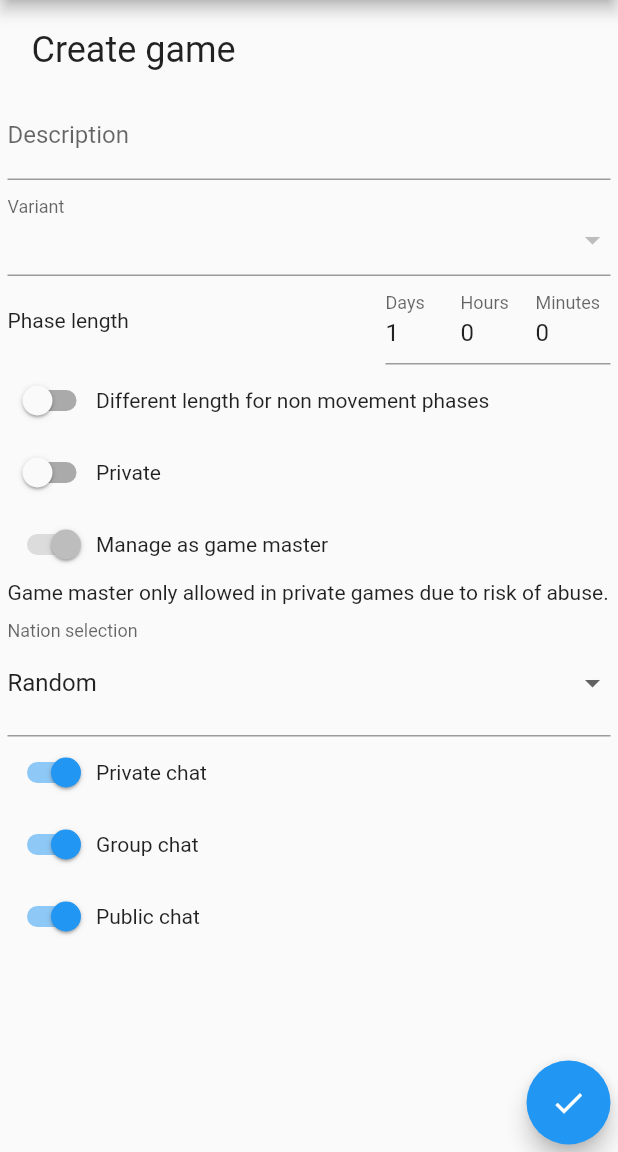
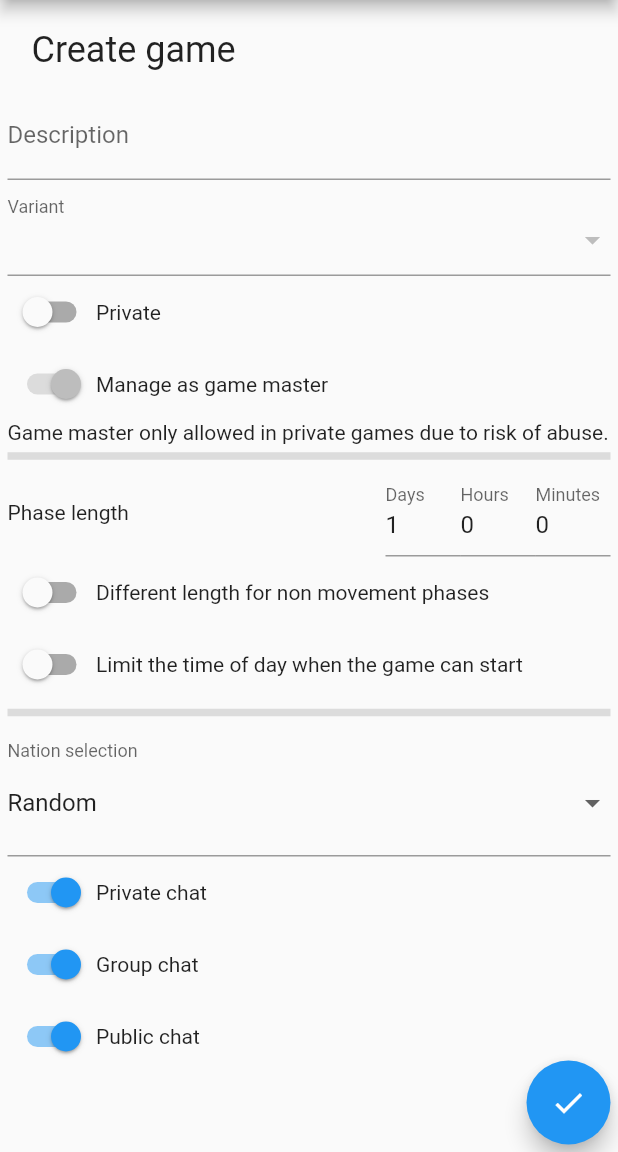
Before and after one commit to zond/corpulentpangolin, a Flutter app: the CreateGamePage screen opened by its route, on a phone screen of 412 x 824 dp, the part 84-1236 px from its top. Run offline on Flutter 3.47's test engine with Material 2 defaults, Android fonts, the phone set to English and light mode, and no system bars; our stand-ins replace auto_route, cloud_firestore, firebase_auth, firebase_core, google_sign_in, js and 1 more; missing offline and left inert: brotli, universal_html; accounts and stored records are empty; generated files the repository leaves out were written again.

Commit message:
Added start time limits.

```diff
--- a/lib/create_game_page.dart
+++ b/lib/create_game_page.dart
@@ -43,6 +43,8 @@ class _CreateGamePageState extends State<CreateGamePage> {
     "Players": [FirebaseAuth.instance.currentUser?.uid],
     "CategorySortKey": 1000,
     "Seeded": false,
+    "DontStartBeforeMinuteInDay": 0,
+    "DontStartAfterMinuteInDay": 0
   });
   final gameCollection = FirebaseFirestore.instance.collection("Game");
 
--- a/lib/edit_game_widget.dart
+++ b/lib/edit_game_widget.dart
@@ -19,8 +19,10 @@ class _VariantMapWidget extends StatelessWidget {
   final String variant;
   final double? height;
   final double? width;
+
   const _VariantMapWidget(this.variant, {Key? key, this.height, this.width})
       : super(key: key);
+
   @override
   Widget build(context) {
     Widget _wrap(Widget w) {
@@ -68,6 +70,7 @@ class _VariantMapWidget extends StatelessWidget {
 
 class EditGameWidget extends StatefulWidget {
   final Game game;
+
   const EditGameWidget({Key? key, required this.game}) : super(key: key);
 
   @override
@@ -78,6 +81,7 @@ class _SplitTime {
   late int days;
   late int hours;
   late int minutes;
+
   _SplitTime(int m) {
     days = m ~/ (60 * 24);
     m -= days * 60 * 24;
@@ -85,6 +89,7 @@ class _SplitTime {
     m -= hours * 60;
     minutes = m;
   }
+
   int toMinutes() {
     return days * 60 * 24 + hours * 60 + minutes;
   }
@@ -95,6 +100,7 @@ class _EditGameWidgetState extends State<EditGameWidget> {
   late _SplitTime phaseLength;
   late _SplitTime nonMovementPhaseLength;
   bool displayNonMovementPhaseLength = false;
+  bool displayStartTimeRequirements = false;
   final gameCollection = FirebaseFirestore.instance.collection("Game");
 
   @override
@@ -106,6 +112,7 @@ class _EditGameWidgetState extends State<EditGameWidget> {
         _SplitTime(game.nonMovementPhaseLengthMinutes.toInt());
     displayNonMovementPhaseLength = game.nonMovementPhaseLengthMinutes != 0 &&
         game.nonMovementPhaseLengthMinutes != game.phaseLengthMinutes;
+    displayStartTimeRequirements = game.dontStartAfter != game.dontStartBefore;
   }
 
   @override
@@ -204,6 +211,65 @@ class _EditGameWidgetState extends State<EditGameWidget> {
                         }),
                     ],
                   ),
+            Row(
+              children: [
+                Switch(
+                  value: game.private,
+                  onChanged: (newValue) {
+                    setState(() {
+                      game["Private"] = newValue;
+                      game["OwnerUID"] = "";
+                      game["InvitationRequired"] = false;
+                    });
+                  },
+                ),
+                Text(l10n.private),
+              ],
+            ),
+            Row(
+              children: [
+                Switch(
+                  value: (game["OwnerUID"] as String) == user.uid,
+                  onChanged: game.private
+                      ? (newValue) {
+                          setState(() {
+                            if (newValue) {
+                              game["OwnerUID"] = user.uid;
+                            } else {
+                              game["OwnerUID"] = "";
+                              game["InvitationRequired"] = false;
+                            }
+                          });
+                        }
+                      : null,
+                ),
+                Text(l10n.manageAsGameMaster),
+              ],
+            ),
+            if (!game.private)
+              Text(l10n.gameMasterOnlyAllowedInPrivateGames,
+                  style: Theme.of(context).textTheme.bodyText2),
+            if (game.private)
+              Text(l10n.asGameMasterYouCan,
+                  style: Theme.of(context).textTheme.bodyText2),
+            if (game.private && game.ownerUID != "") ...[
+              Row(
+                children: [
+                  Switch(
+                    value: game.invitationRequired,
+                    onChanged: (newValue) {
+                      setState(() {
+                        game["InvitationRequired"] = newValue;
+                      });
+                    },
+                  ),
+                  Text(l10n.requireAssignmentToJoin),
+                ],
+              ),
+              Text(l10n.onlyPlayersAssignedByGM,
+                  style: Theme.of(context).textTheme.bodyText2),
+            ],
+            const Divider(thickness: 5),
             Row(
               children: [
                 Expanded(child: Text(l10n.phaseLength)),
@@ -345,61 +411,56 @@ class _EditGameWidgetState extends State<EditGameWidget> {
             Row(
               children: [
                 Switch(
-                  value: game.private,
+                  value: displayStartTimeRequirements,
                   onChanged: (newValue) {
                     setState(() {
-                      game["Private"] = newValue;
-                      game["OwnerUID"] = "";
-                      game["InvitationRequired"] = false;
+                      displayStartTimeRequirements = newValue;
+                      if (newValue) {
+                        game["DontStartBeforeMinuteInDay"] = 0;
+                        game["DontStartAfterMinuteInDay"] = 24 * 60;
+                      } else {
+                        game["DontStartBeforeMinuteInDay"] = 0;
+                        game["DontStartAfterMinuteInDay"] = 0;
+                      }
                     });
                   },
                 ),
-                Text(l10n.private),
+                Text(l10n.limitWhenGameStarts),
               ],
             ),
-            Row(
-              children: [
-                Switch(
-                  value: (game["OwnerUID"] as String) == user.uid,
-                  onChanged: game.private
-                      ? (newValue) {
+            if (displayStartTimeRequirements)
+              ElevatedButton(
+                child: Text(l10n.onlyStartTheGameBetween_F_and_T(
+                    game.dontStartBefore.format(context),
+                    game.dontStartAfter.format(context))),
+                onPressed: () {
+                  showTimePicker(
+                          context: context,
+                          initialTime: game.dontStartBefore,
+                          helpText: l10n.dontStartGameBefore)
+                      .then((dontStartBefore) {
+                    if (dontStartBefore != null) {
+                      showTimePicker(
+                        context: context,
+                        initialTime: game.dontStartAfter,
+                        helpText: l10n.dontStartGameAfter,
+                      ).then((dontStartAfter) {
+                        if (dontStartAfter != null) {
                           setState(() {
-                            if (newValue) {
-                              game["OwnerUID"] = user.uid;
-                            } else {
-                              game["OwnerUID"] = "";
-                              game["InvitationRequired"] = false;
-                            }
+                            game["DontStartBeforeMinuteInDay"] =
+                                60 * dontStartBefore.hour +
+                                    dontStartBefore.minute;
+                            game["DontStartAfterMinuteInDay"] =
+                                60 * dontStartAfter.hour +
+                                    dontStartAfter.minute;
                           });
                         }
-                      : null,
-                ),
-                Text(l10n.manageAsGameMaster),
-              ],
-            ),
-            if (!game.private)
-              Text(l10n.gameMasterOnlyAllowedInPrivateGames,
-                  style: Theme.of(context).textTheme.bodyText2),
-            if (game.private)
-              Text(l10n.asGameMasterYouCan,
-                  style: Theme.of(context).textTheme.bodyText2),
-            if (game.private && game.ownerUID != "") ...[
-              Row(
-                children: [
-                  Switch(
-                    value: game.invitationRequired,
-                    onChanged: (newValue) {
-                      setState(() {
-                        game["InvitationRequired"] = newValue;
                       });
-                    },
-                  ),
-                  Text(l10n.requireAssignmentToJoin),
-                ],
+                    }
+                  });
+                },
               ),
-              Text(l10n.onlyPlayersAssignedByGM,
-                  style: Theme.of(context).textTheme.bodyText2),
-            ],
+            const Divider(thickness: 5),
             InputDecorator(
               decoration: InputDecoration(
                 labelText: l10n.nationSelection,
--- a/lib/game.dart
+++ b/lib/game.dart
@@ -155,6 +155,22 @@ class Game extends JSONMapView {
     return false;
   }
 
+  TimeOfDay get dontStartBefore {
+    if (containsKey("DontStartBeforeMinuteInDay")) {
+      final mid = this["DontStartBeforeMinuteInDay"] as int;
+      return TimeOfDay(hour: mid ~/ 60, minute: mid % 60);
+    }
+    return const TimeOfDay(hour: 0, minute: 0);
+  }
+
+  TimeOfDay get dontStartAfter {
+    if (containsKey("DontStartAfterMinuteInDay")) {
+      final mid = this["DontStartAfterMinuteInDay"] as int;
+      return TimeOfDay(hour: mid ~/ 60, minute: mid % 60);
+    }
+    return const TimeOfDay(hour: 0, minute: 0);
+  }
+
   bool get seeded {
     if (containsKey("Seeded")) {
       return this["Seeded"] as bool;
--- a/lib/l10n/intl_en.arb
+++ b/lib/l10n/intl_en.arb
@@ -226,5 +226,15 @@
   "gameJoined": "Game joined",
   "leave": "Leave",
   "youCantLeaveStartedGames": "You can't leave started games",
-  "leftGame": "Left game"
+  "leftGame": "Left game",
+  "limitWhenGameStarts": "Limit the time of day when the game can start",
+  "onlyStartTheGameBetween_F_and_T": "Only start the game between {F} and {T}",
+  "@onlyStartTheGameBetween_F_and_T": {
+    "placeholders": {
+      "F": {},
+      "T": {}
+    }
+  },
+  "dontStartGameBefore": "Don't start the game before",
+  "dontStartGameAfter": "Don't start the game after"
 }
--- a/lib/l10n/intl_sv.arb
+++ b/lib/l10n/intl_sv.arb
@@ -116,5 +116,9 @@
   "votesRequiredForExtension_V_": "Röster nödvändiga för förlängning: {v}",
   "leave": "Lämna",
   "youCantLeaveStartedGames": "Du kan inte lämna startade spel",
-  "leftGame": "Lämnade spelet"
+  "leftGame": "Lämnade spelet",
+  "limitWhenGameStarts": "Begränsa tiden på dygnet då spelet kan starta",
+  "onlyStartTheGameBetween_F_and_T": "Starta endast spelet mellan {F} och {T}",
+  "dontStartGameBefore": "Starta inte spelet innan",
+  "dontStartGameAfter": "Starta inte spelet efter"
 }
```
Also changed, not shown: lib/generated/intl/messages_en.dart, lib/generated/intl/messages_sv.dart, lib/generated/l10n.dart.
